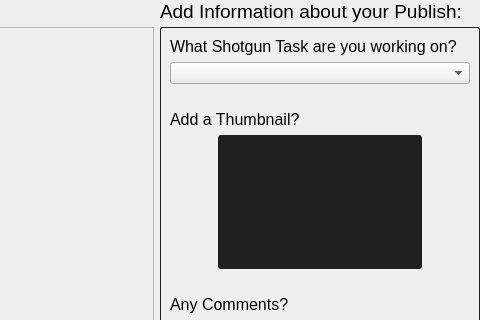
Qt form resources/publish_details_form.ui (shotgunsoftware/tk-multi-publish) before a commit; both pictures show x 378 to 858 and y 0 to 320 of the 858 by 537 pixel window.
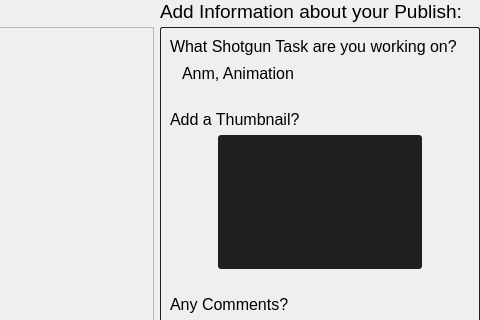
The same form after that commit. Custom widgets are drawn as their Qt base class.

Commit message: #20970 - sg task is now a label instead of a disabled option menu when it has been defined in the current context

Patch:
```diff
--- a/resources/publish_details_form.ui
+++ b/resources/publish_details_form.ui
@@ -108,7 +108,44 @@
            </widget>
           </item>
           <item>
-           <widget class="QComboBox" name="sg_task_combo"/>
+           <widget class="QStackedWidget" name="sg_task_stacked_widget">
+            <property name="currentIndex">
+             <number>1</number>
+            </property>
+            <widget class="QWidget" name="sg_task_menu_page">
+             <layout class="QHBoxLayout" name="horizontalLayout_4">
+              <property name="spacing">
+               <number>0</number>
+              </property>
+              <property name="margin">
+               <number>0</number>
+              </property>
+              <item>
+               <widget class="QComboBox" name="sg_task_combo"/>
+              </item>
+             </layout>
+            </widget>
+            <widget class="QWidget" name="sg_task_label_page">
+             <layout class="QHBoxLayout" name="horizontalLayout_5">
+              <property name="spacing">
+               <number>0</number>
+              </property>
+              <property name="margin">
+               <number>0</number>
+              </property>
+              <item>
+               <widget class="QLabel" name="label">
+                <property name="text">
+                 <string>Anm, Animation</string>
+                </property>
+                <property name="indent">
+                 <number>12</number>
+                </property>
+               </widget>
+              </item>
+             </layout>
+            </widget>
+           </widget>
           </item>
           <item>
            <spacer name="verticalSpacer_3">
```
The commit also changes 2 other files.
